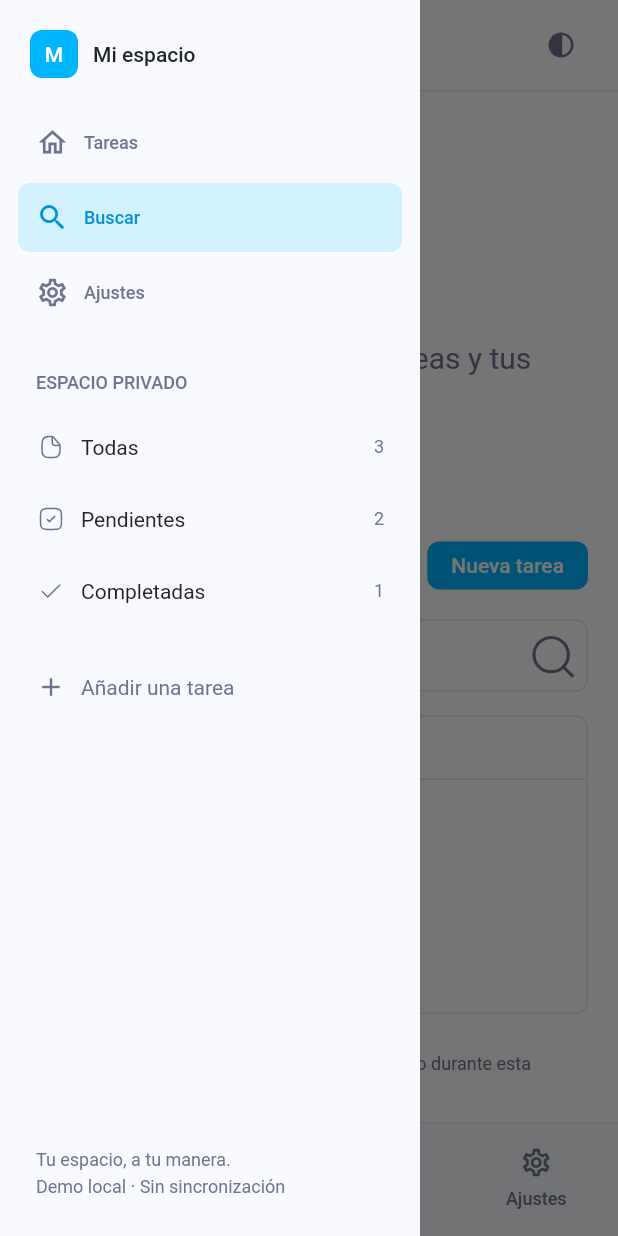
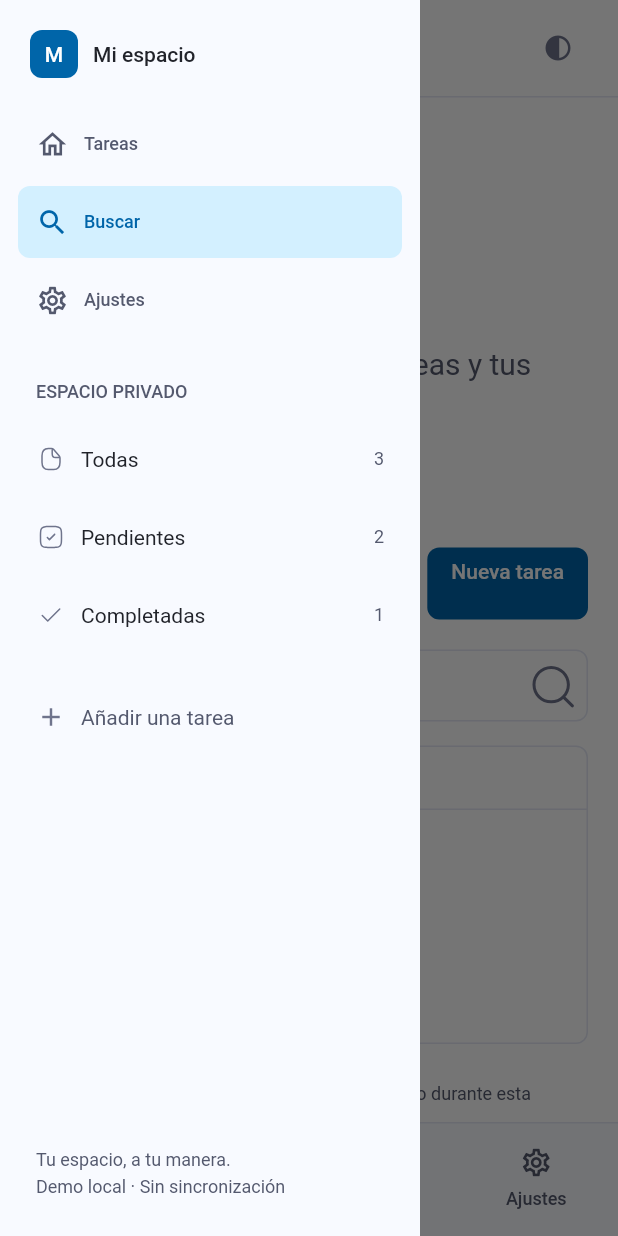
Before and after one commit to AlexanderTemp/flutter_base, a Flutter app: the screen it shows after launch, item 2 of the bottom bar chosen, in the side drawer, after a tap on "Crear", on a phone screen of 412 x 824 dp. Run offline on Flutter 3.47's test engine with Material 3 defaults, Android fonts, the phone set to English and light mode, and no system bars; our stand-ins replace cached_network_image, flutter_animate, flutter_bloc, flutter_svg; statements that could not run were skipped.

Commit message:
fix: clean bugs and fails of the app

```diff
--- a/lib/settings/presentation/settings_page.dart
+++ b/lib/settings/presentation/settings_page.dart
@@ -32,6 +32,25 @@ class SettingsPage extends StatefulWidget {
 
 class _SettingsPageState extends State<SettingsPage> {
   SettingsSection? _section;
+  late final TextEditingController _profileName;
+  late final TextEditingController _profileBio;
+  late int _avatarColor;
+
+  @override
+  void initState() {
+    super.initState();
+    final settings = context.read<SettingsCubit>().state;
+    _profileName = TextEditingController(text: settings.profileName);
+    _profileBio = TextEditingController(text: settings.profileBio);
+    _avatarColor = settings.avatarColor;
+  }
+
+  @override
+  void dispose() {
+    _profileName.dispose();
+    _profileBio.dispose();
+    super.dispose();
+  }
 
   void _select(SettingsSection? section) {
     FocusManager.instance.primaryFocus?.unfocus();
@@ -118,7 +137,13 @@ class _SettingsPageState extends State<SettingsPage> {
           const SizedBox(height: 32),
           ...switch (section) {
             SettingsSection.profile => [
-                const ProfileEditor(),
+                ProfileEditor(
+                  nameController: _profileName,
+                  bioController: _profileBio,
+                  color: _avatarColor,
+                  onColorChanged: (color) =>
+                      setState(() => _avatarColor = color),
+                ),
                 SettingsGroup(title: 'Sesión', children: [
                   SettingsTile(
                       key: const ValueKey('profile-session'),
--- a/packages/appflowy_ui/lib/src/component/button/base_button/base_button.dart
+++ b/packages/appflowy_ui/lib/src/component/button/base_button/base_button.dart
@@ -96,6 +96,11 @@ class _AFBaseButtonState extends State<AFBaseButton> {
           onExit: (_) => setState(() => isHovering = false),
           child: GestureDetector(
             onTap: widget.disabled ? null : widget.onTap,
+            child: ConstrainedBox(
+              constraints: const BoxConstraints(
+                minWidth: kMinInteractiveDimension,
+                minHeight: kMinInteractiveDimension,
+              ),
               child: DecoratedBox(
                 decoration: BoxDecoration(
                   borderRadius: BorderRadius.circular(widget.borderRadius),
@@ -119,6 +124,7 @@ class _AFBaseButtonState extends State<AFBaseButton> {
                       context,
                       isHovering,
                       widget.disabled,
+                    ),
                   ),
                 ),
               ),
--- a/packages/appflowy_ui/lib/src/component/textfield/textfield.dart
+++ b/packages/appflowy_ui/lib/src/component/textfield/textfield.dart
@@ -96,7 +96,7 @@ class AFTextField extends StatefulWidget {
 }
 
 class _AFTextFieldState extends AFTextFieldState {
-  late final TextEditingController effectiveController;
+  late TextEditingController effectiveController;
 
   bool hasError = false;
   String errorText = '';
@@ -117,6 +117,24 @@ class _AFTextFieldState extends AFTextFieldState {
     effectiveController.addListener(_validate);
 
     isObscured = widget.obscureText;
+  }
+
+  @override
+  void didUpdateWidget(covariant AFTextField oldWidget) {
+    super.didUpdateWidget(oldWidget);
+    if (oldWidget.controller != widget.controller) {
+      final previous = effectiveController;
+      previous.removeListener(_validate);
+      effectiveController =
+          widget.controller ?? TextEditingController.fromValue(previous.value);
+      if (oldWidget.controller == null) previous.dispose();
+      effectiveController.addListener(_validate);
+      hasError = false;
+      errorText = '';
+    }
+    if (oldWidget.obscureText != widget.obscureText) {
+      isObscured = widget.obscureText;
+    }
   }
 
   @override
@@ -198,7 +216,7 @@ class _AFTextFieldState extends AFTextFieldState {
           color: theme.textColorScheme.tertiary,
         ),
         isDense: true,
-        constraints: BoxConstraints(),
+        constraints: const BoxConstraints(minHeight: kMinInteractiveDimension),
         contentPadding: contentPadding,
         border: border,
         enabledBorder: enabledBorder,
--- a/packages/appflowy_ui/lib/src/theme/data/appflowy_default/primitive.dart
+++ b/packages/appflowy_ui/lib/src/theme/data/appflowy_default/primitive.dart
@@ -3,7 +3,7 @@
 // AUTO-GENERATED - DO NOT EDIT DIRECTLY
 //
 // This file is auto-generated by the generate_theme.dart script
-// Generation time: 2025-05-15T16:35:45.557032
+// Generation time: 2026-10-15T14:16:06.443324
 //
 // To modify these colors, edit the source JSON files and run the script:
 //
--- a/packages/appflowy_ui/lib/src/theme/data/appflowy_default/semantic.dart
+++ b/packages/appflowy_ui/lib/src/theme/data/appflowy_default/semantic.dart
@@ -3,7 +3,7 @@
 // AUTO-GENERATED - DO NOT EDIT DIRECTLY
 //
 // This file is auto-generated by the generate_theme.dart script
-// Generation time: 2025-05-15T16:35:45.572178
+// Generation time: 2026-10-15T14:16:06.466052
 //
 // To modify these colors, edit the source JSON files and run the script:
 //
@@ -26,12 +26,12 @@ class AppFlowyDefaultTheme implements AppFlowyThemeBuilder {
 
     final textColorScheme = AppFlowyTextColorScheme(
       primary: AppFlowyPrimitiveTokens.neutral1000,
-      secondary: AppFlowyPrimitiveTokens.neutral600,
-      tertiary: AppFlowyPrimitiveTokens.neutral500,
+      secondary: AppFlowyPrimitiveTokens.neutral700,
+      tertiary: AppFlowyPrimitiveTokens.neutral700,
       quaternary: AppFlowyPrimitiveTokens.neutral200,
       onFill: AppFlowyPrimitiveTokens.neutralWhite,
-      action: AppFlowyPrimitiveTokens.blue600,
-      actionHover: AppFlowyPrimitiveTokens.blue700,
+      action: AppFlowyPrimitiveTokens.blue800,
+      actionHover: AppFlowyPrimitiveTokens.blue900,
       info: AppFlowyPrimitiveTokens.blue600,
       infoHover: AppFlowyPrimitiveTokens.blue700,
       success: AppFlowyPrimitiveTokens.green600,
@@ -96,8 +96,8 @@ class AppFlowyDefaultTheme implements AppFlowyThemeBuilder {
       contentHover: AppFlowyPrimitiveTokens.neutralAlphaGrey100005,
       contentVisible: AppFlowyPrimitiveTokens.neutralAlphaGrey100005,
       contentVisibleHover: AppFlowyPrimitiveTokens.neutralAlphaGrey100010,
-      themeThick: AppFlowyPrimitiveTokens.blue500,
-      themeThickHover: AppFlowyPrimitiveTokens.blue600,
+      themeThick: AppFlowyPrimitiveTokens.blue800,
+      themeThickHover: AppFlowyPrimitiveTokens.blue900,
       themeSelect: AppFlowyPrimitiveTokens.blueAlphaBlue50015,
       textSelect: AppFlowyPrimitiveTokens.blueAlphaBlue50020,
       infoLight: AppFlowyPrimitiveTokens.blue100,
@@ -314,7 +314,7 @@ class AppFlowyDefaultTheme implements AppFlowyThemeBuilder {
     final textColorScheme = AppFlowyTextColorScheme(
       primary: AppFlowyPrimitiveTokens.neutral200,
       secondary: AppFlowyPrimitiveTokens.neutral500,
-      tertiary: AppFlowyPrimitiveTokens.neutral600,
+      tertiary: AppFlowyPrimitiveTokens.neutral500,
       quaternary: AppFlowyPrimitiveTokens.neutral1000,
       onFill: AppFlowyPrimitiveTokens.neutralWhite,
       action: AppFlowyPrimitiveTokens.blue500,
@@ -383,8 +383,8 @@ class AppFlowyDefaultTheme implements AppFlowyThemeBuilder {
       contentHover: AppFlowyPrimitiveTokens.neutralAlphaGrey10005,
       contentVisible: AppFlowyPrimitiveTokens.neutralAlphaGrey10005,
       contentVisibleHover: AppFlowyPrimitiveTokens.neutralAlphaGrey10010,
-      themeThick: AppFlowyPrimitiveTokens.blue500,
-      themeThickHover: AppFlowyPrimitiveTokens.blue600,
+      themeThick: AppFlowyPrimitiveTokens.blue800,
+      themeThickHover: AppFlowyPrimitiveTokens.blue900,
       themeSelect: AppFlowyPrimitiveTokens.blueAlphaBlue50015,
       textSelect: AppFlowyPrimitiveTokens.blueAlphaBlue50020,
       infoLight: AppFlowyPrimitiveTokens.blue200,
--- a/packages/appflowy_ui/script/Semantic.Dark Mode.tokens.json
+++ b/packages/appflowy_ui/script/Semantic.Dark Mode.tokens.json
@@ -10,7 +10,7 @@
     },
     "tertiary": {
       "$type": "color",
-      "$value": "{Neutral.600}"
+      "$value": "{Neutral.500}"
     },
     "quaternary": {
       "$type": "color",
@@ -266,11 +266,11 @@
     },
     "theme-thick": {
       "$type": "color",
-      "$value": "{Blue.500}"
+      "$value": "{Blue.800}"
     },
     "theme-thick-hover": {
       "$type": "color",
-      "$value": "{Blue.600}"
+      "$value": "{Blue.900}"
     },
     "theme-select": {
       "$type": "color",
```
Also changed, not shown: lib/auth/presentation/sign_in_page.dart (+9 -4 lines), lib/settings/presentation/profile_editor.dart (+18 -21 lines), packages/appflowy_ui/script/Semantic.Light Mode.tokens.json (+6 -6 lines), 7 other files. Lines whose indentation alone changed are shown as unchanged.
